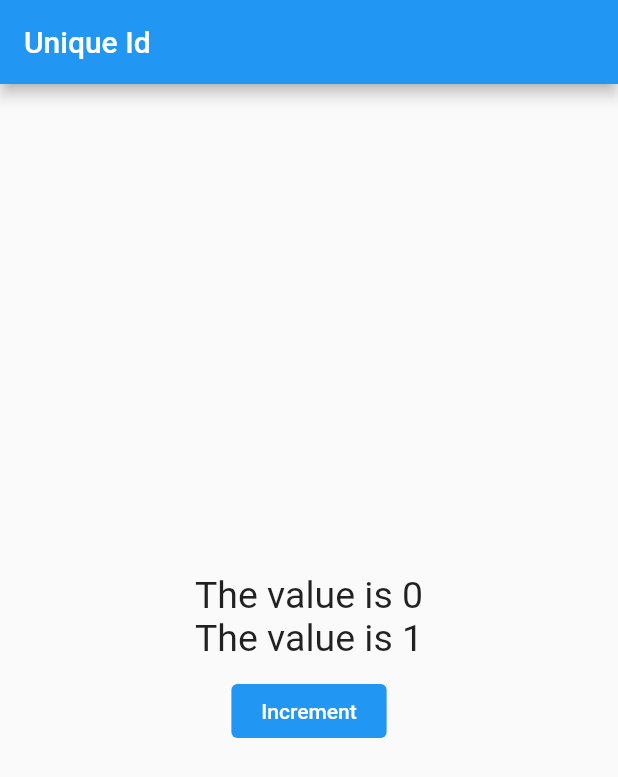
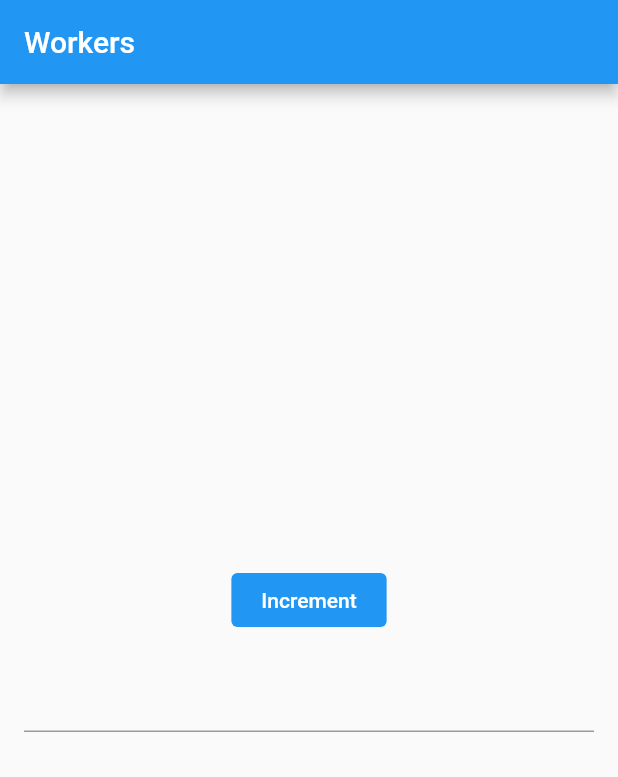
Before and after one commit to shubham3135/FlutterStateManagementGetX, a Flutter app: the screen it shows after launch, after a tap on "Increment", on a phone screen of 412 x 824 dp. Shown: the top 777 px of the screen. Run offline on Flutter 3.47's test engine with Material 2 defaults, Android fonts, the phone set to English and light mode, and no system bars; our stand-ins replace get.

Commit message:
Using workers

```diff
--- a/lib/main.dart
+++ b/lib/main.dart
@@ -1,3 +1,4 @@
+import 'package:flutter/cupertino.dart';
 import 'package:flutter/material.dart';
 import 'package:get/get.dart';
 import 'package:get_x/my_controller.dart';
@@ -13,13 +14,13 @@ class MyApp extends StatelessWidget {
   @override
   Widget build(BuildContext context) {
     return GetMaterialApp(
-      title: 'Unique Id',
+      title: 'Workers',
       theme: ThemeData(
         primarySwatch: Colors.blue,
       ),
       home: Scaffold(
         appBar: AppBar(
-          title: Text('Unique Id'),
+          title: Text('Workers'),
         ),
         body: Center(
           child: Column(
@@ -27,24 +28,8 @@ class MyApp extends StatelessWidget {
             crossAxisAlignment: CrossAxisAlignment.center,
             children: [
               /**
-               * Using GetXController Lifecycle methods
+               * Using Workers
                */
-              GetBuilder<MyController>(
-                id: 'txtCount',
-                builder: (controller) {
-                  return Text(
-                    'The value is ${controller.count}',
-                    style: TextStyle(fontSize: 25),
-                  );
-                },
-              ),
-              GetBuilder<MyController>(builder: (controller) {
-                return Text(
-                  'The value is ${controller.count}',
-                  style: TextStyle(fontSize: 25),
-                );
-              }),
-              SizedBox(height: 10),
               TextButton(
                 onPressed: () {
                   myController.increment();
@@ -56,6 +41,14 @@ class MyApp extends StatelessWidget {
                   padding: EdgeInsets.symmetric(horizontal: 20),
                 ),
               ),
+              Padding(
+                padding: EdgeInsets.all(16),
+                child: TextField(
+                  onChanged: (val) {
+                    myController.increment();
+                  },
+                ),
+              )
             ],
           ),
         ),
--- a/lib/my_controller.dart
+++ b/lib/my_controller.dart
@@ -1,13 +1,28 @@
 import 'package:get/get.dart';
 
 class MyController extends GetxController {
-  var count = 0;
+  var count = 0.obs;
   void increment() {
     count++;
-    //for updating of text with id
-    // update(['txtCount']);
+  }
 
-    //for updating of text without id
-    update();
+  @override
+  void onInit() {
+    //called every time when the value of count variable changes
+    // ever(count, (_) => print(count));
+
+    //called every time when the value of count of any variable from the list changes
+    // everAll([count], (_) => print(count));
+
+    //called only once when the value of count variable changes
+    // once(count, (_) => print(count));
+
+    //called every time when the user stops typing for 800 millisecond default and specified as given
+    // debounce(count, (_) => print('when the user stops typing for 1 second'), time: Duration(seconds: 1));
+
+    //called method after given interval
+    interval(count, (_) => print('Ignore all changes $count'),
+        time: Duration(seconds: 3));
+    super.onInit();
   }
 }
```
